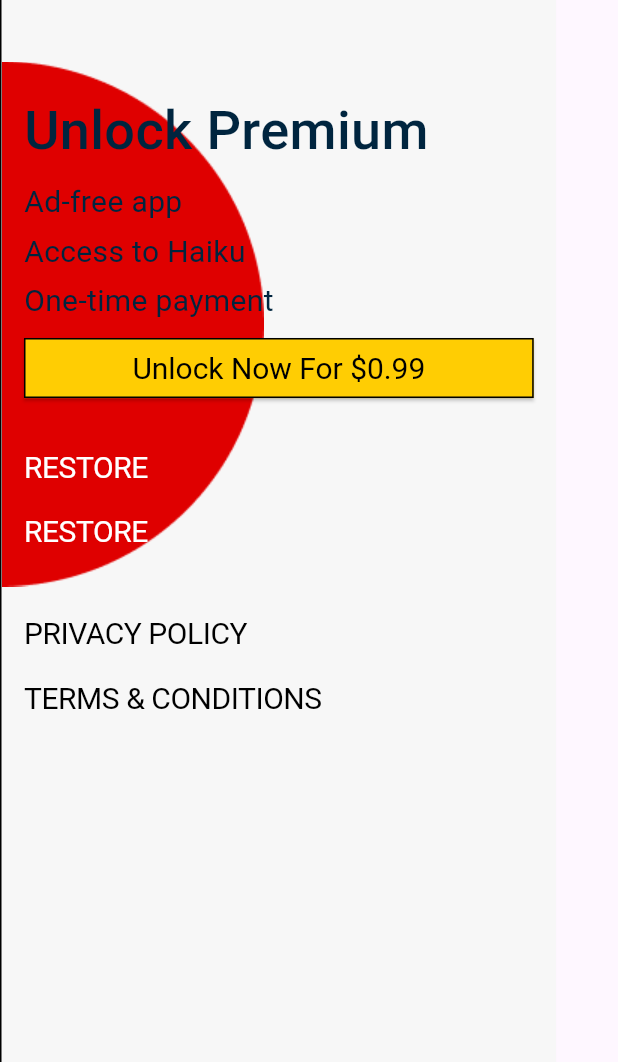
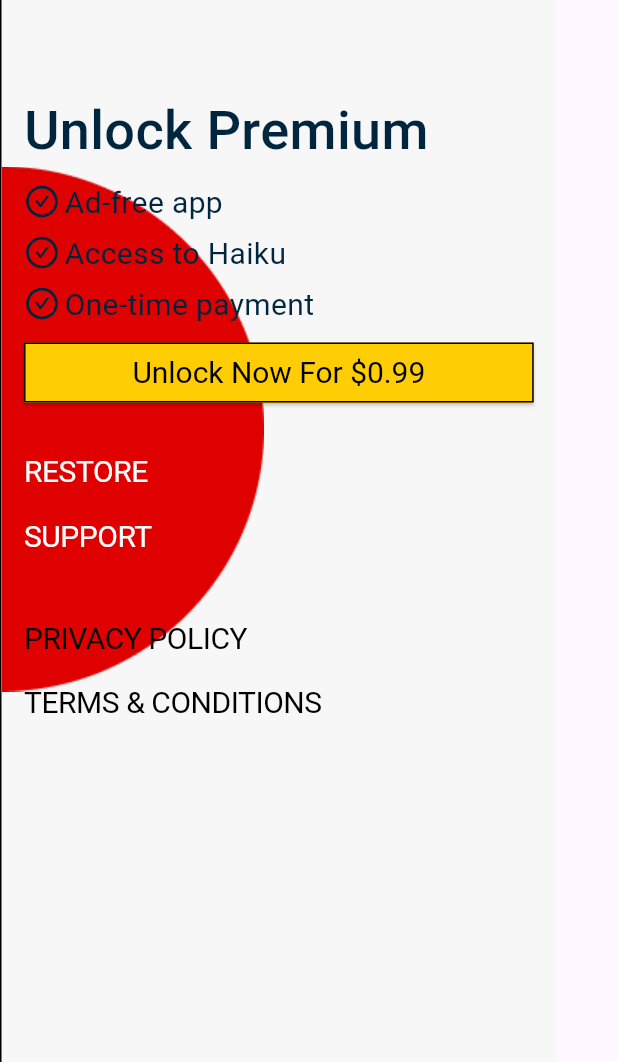
Before and after one commit to mustafanabiev/bushidose, a Flutter app: the DrawerPage widget shown alone on an empty page, opened directly, on a phone screen of 412 x 824 dp, the part 174-1236 px from its top. Run offline on Flutter 3.47's test engine with Material 3 defaults, Android fonts, the light colour scheme and no system bars; our stand-ins replace dropdown_button2, flutter_bloc, flutter_svg, image_picker, permission_handler, shared_preferences; accounts and stored records are empty.

Commit message:
app finished

```diff
--- a/lib/components/drawer_page.dart
+++ b/lib/components/drawer_page.dart
@@ -31,8 +31,11 @@ class DrawerPage extends StatelessWidget {
                   Align(
                     alignment: Alignment.centerLeft,
                     child: Padding(
-                      padding: const EdgeInsets.only(bottom: 160),
-                      child: Image.asset('assets/images/Ellipse 11.png'),
+                      padding: const EdgeInsets.only(bottom: 100),
+                      child: Image.asset(
+                        'assets/images/Ellipse 11.png',
+                        height: MediaQuery.of(context).size.height / 2.2,
+                      ),
                     ),
                   ),
                   Column(
@@ -66,7 +69,8 @@ class DrawerPage extends StatelessWidget {
                                     Navigator.pop(context);
                                   },
                                   icon: SvgPicture.asset(
-                                      'assets/icons/close.svg'),
+                                    'assets/icons/close.svg',
+                                  ),
                                 ),
                               ],
                             ),
@@ -149,7 +153,7 @@ class DrawerPage extends StatelessWidget {
                   Align(
                     alignment: Alignment.centerLeft,
                     child: Padding(
-                      padding: const EdgeInsets.only(bottom: 160),
+                      padding: const EdgeInsets.only(bottom: 20),
                       child: Image.asset('assets/images/Ellipse 11.png'),
                     ),
                   ),
@@ -200,13 +204,39 @@ class DrawerPage extends StatelessWidget {
                               textAlign: TextAlign.left,
                             ),
                             const SizedBox(height: 14),
-                            const PremiumTextWidget(text: 'Ad-free app'),
-                            const SizedBox(height: 10),
-                            const PremiumTextWidget(
-                              text: 'Access to Haiku',
+                            Row(
+                              children: [
+                                SvgPicture.asset(
+                                  'assets/icons/CheckCircle.svg',
+                                ),
+                                const SizedBox(width: 3),
+                                const PremiumTextWidget(text: 'Ad-free app'),
+                              ],
                             ),
                             const SizedBox(height: 10),
-                            const PremiumTextWidget(text: 'One-time payment'),
+                            Row(
+                              children: [
+                                SvgPicture.asset(
+                                  'assets/icons/CheckCircle.svg',
+                                ),
+                                const SizedBox(width: 3),
+                                const PremiumTextWidget(
+                                  text: 'Access to Haiku',
+                                ),
+                              ],
+                            ),
+                            const SizedBox(height: 10),
+                            Row(
+                              children: [
+                                SvgPicture.asset(
+                                  'assets/icons/CheckCircle.svg',
+                                ),
+                                const SizedBox(width: 3),
+                                const PremiumTextWidget(
+                                  text: 'One-time payment',
+                                ),
+                              ],
+                            ),
                             const SizedBox(height: 10),
                             SizedBox(
                               width: double.infinity,
@@ -251,7 +281,7 @@ class DrawerPage extends StatelessWidget {
                             ),
                             const SizedBox(height: 20),
                             Text(
-                              'restore'.toUpperCase(),
+                              'Support'.toUpperCase(),
                               style: const TextStyle(
                                 fontFamily: 'Roboto',
                                 fontSize: 20,
--- a/lib/modules/haiku/pages/haiku_create_page.dart
+++ b/lib/modules/haiku/pages/haiku_create_page.dart
@@ -178,7 +178,7 @@ class _HaikuCreatePageState extends State<HaikuCreatePage> {
       body: SafeArea(
         child: SingleChildScrollView(
           child: Padding(
-            padding: const EdgeInsets.fromLTRB(0, 15, 15, 15),
+            padding: const EdgeInsets.fromLTRB(0, 15, 15, 40),
             child: Column(
               children: [
                 Row(
--- a/lib/modules/main/pages/main_page.dart
+++ b/lib/modules/main/pages/main_page.dart
@@ -17,7 +17,6 @@ class MainPage extends StatefulWidget {
 
 class _MainPageState extends State<MainPage> {
   final _scaffoldKey = GlobalKey<ScaffoldState>();
-  // String? _selectedText = 'Dojo';
 
   @override
   Widget build(BuildContext context) {
```
Also changed, not shown: 28 other files.
